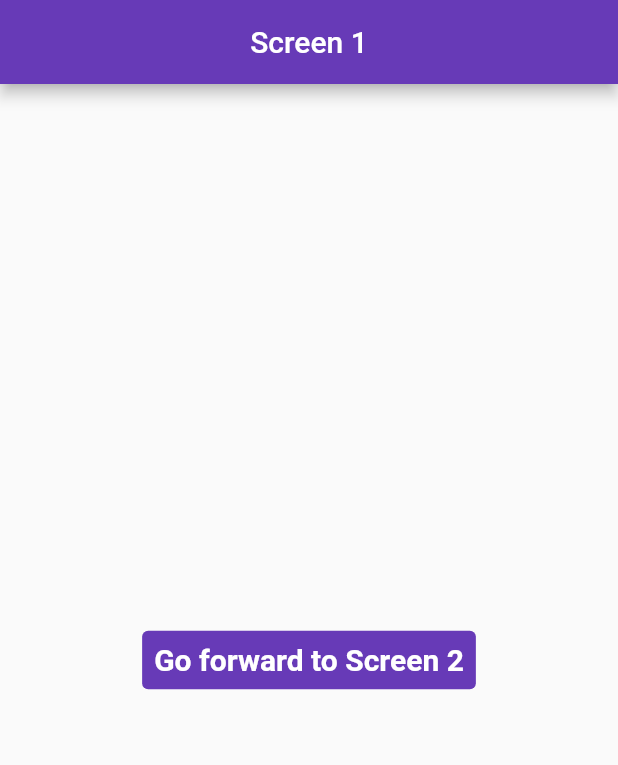
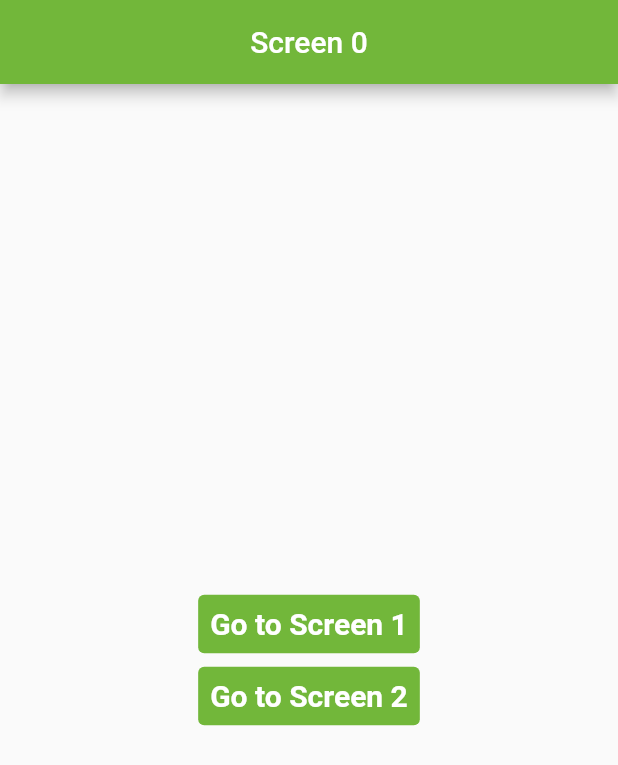
Before and after one commit to manoharacharyaa/multi-screen-navigation, a Flutter app: the screen it shows after launch, on a phone screen of 412 x 824 dp. Shown: the top 765 px of the screen. Run offline on Flutter 3.47's test engine with Material 2 defaults, Android fonts, the phone set to English and light mode, and no system bars.

Commit message:
adding navigation to Screen1 & Screen2

```diff
--- a/lib/main.dart
+++ b/lib/main.dart
@@ -1,5 +1,7 @@
 import 'package:flutter/material.dart';
+import 'package:navigation/screen0.dart';
 import 'package:navigation/screen1.dart';
+import 'package:navigation/screen2.dart';
 
 void main() {
   runApp(const MyApp());
@@ -11,7 +13,14 @@ class MyApp extends StatelessWidget {
   @override
   Widget build(BuildContext context) {
     return MaterialApp(
-      home: Screen1(),
+      // home: Screen0(),
+      //or
+      initialRoute: '/',
+      routes: {
+        '/': (context) => Screen0(),
+        '/first': (context) => Screen1(),
+        '/second': (context) => Screen2(),
+      },
     );
   }
 }
--- a/lib/screen0.dart
+++ b/lib/screen0.dart
@@ -8,15 +8,18 @@ class Screen0 extends StatelessWidget {
   Widget build(BuildContext context) {
     return Scaffold(
       appBar: AppBar(
-        backgroundColor: Colors.deepPurple,
+        backgroundColor: Color.fromARGB(255, 114, 183, 58),
         title: Text('Screen 0'),
         centerTitle: true,
       ),
       body: Center(
         child: Column(
+          mainAxisAlignment: MainAxisAlignment.center,
           children: [
             TextButton(
-              onPressed: () {},
+              onPressed: () {
+                Navigator.pushNamed(context, '/first');
+              },
               child: Text(
                 'Go to Screen 1',
                 style: TextStyle(
@@ -27,12 +30,14 @@ class Screen0 extends StatelessWidget {
               ),
               style: ButtonStyle(
                 backgroundColor: MaterialStateProperty.all(
-                  Colors.deepPurple,
+                  Color.fromARGB(255, 114, 183, 58),
                 ),
               ),
             ),
             TextButton(
-              onPressed: () {},
+              onPressed: () {
+                Navigator.pushNamed(context, '/second');
+              },
               child: Text(
                 'Go to Screen 2',
                 style: TextStyle(
@@ -43,7 +48,7 @@ class Screen0 extends StatelessWidget {
               ),
               style: ButtonStyle(
                 backgroundColor: MaterialStateProperty.all(
-                  Colors.deepPurple,
+                  Color.fromARGB(255, 114, 183, 58),
                 ),
               ),
             ),
```
